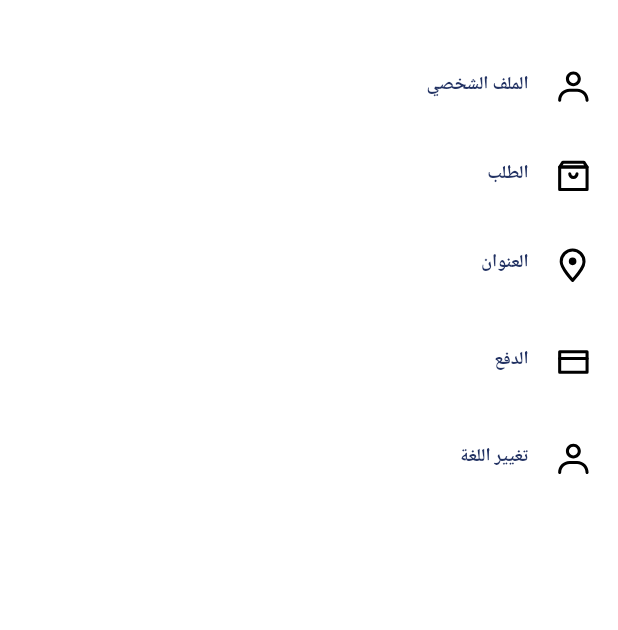
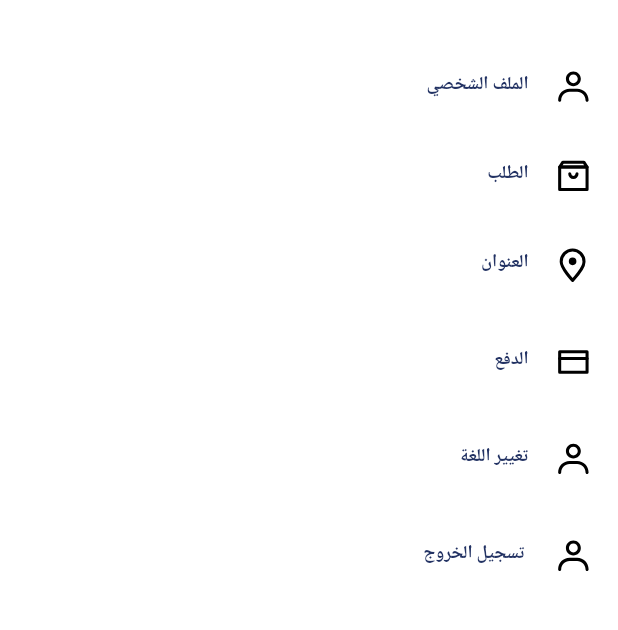
Before and after one commit to AlmohsenMyya/ecommerce_bika, a Flutter app: the AccountPage screen opened directly, on a phone screen of 412 x 824 dp, the part 60-690 px from its top. Run offline on Flutter 3.47's test engine with Material 3 defaults, Android fonts, the phone set to English and light mode, and no system bars; our stand-ins replace cached_network_image, carousel_slider, connectivity_plus, flutter_rating_bar, flutter_svg, get and 4 more; missing offline and left inert: another_stepper, flutter_login_facebook; accounts and stored records are empty; project files that could hold a hidden picture were left out.

```diff
--- a/lib/localization/ar_su/ar_su_translations.dart
+++ b/lib/localization/ar_su/ar_su_translations.dart
@@ -292,6 +292,7 @@ final Map<String, String> arSu = {
 "lbl_category": "الفئة",
 "lbl_change_password": "تغيير كلمة المرور",
   "lbl_change_language":"تغيير اللغة",
+  "lbl_logOut":" تسجيل الخروج",
 "lbl_delete": "حذف",
 "lbl_dominic_ovo": "المحسن ميا",
 "lbl_dress": "فستان",
--- a/lib/localization/en_us/en_us_translations.dart
+++ b/lib/localization/en_us/en_us_translations.dart
@@ -292,6 +292,7 @@ final Map<String, String> enUs = {
   "lbl_category": "Category",
   "lbl_change_password": "Change Password",
   "lbl_change_language":"change language",
+  "lbl_logOut":" Log Out",
   "lbl_delete": "Delete",
   "lbl_dominic_ovo": "Almohsen Myya",
   "lbl_dress": "Dress",
--- a/lib/presentation/account_page/account_page.dart
+++ b/lib/presentation/account_page/account_page.dart
@@ -48,6 +48,16 @@ class AccountPage extends StatelessWidget {
                       order: "lbl_change_language".tr,
                       onTapAccountOption: () {
                         onTapChangeLanguage();
+                      }),
+
+                  SizedBox(
+                    height: 5.v,
+                  ),
+                  _buildAccountOption(
+                      bagIcon: ImageConstant.imgLanguageIcon,
+                      order: "lbl_logOut".tr,
+                      onTapAccountOption: () async{
+                        await controller.logoutUser();
                       }),
                 ]))));
   }
```
Also changed, not shown: lib/presentation/account_page/controller/account_controller.dart (+81 -1 lines).
